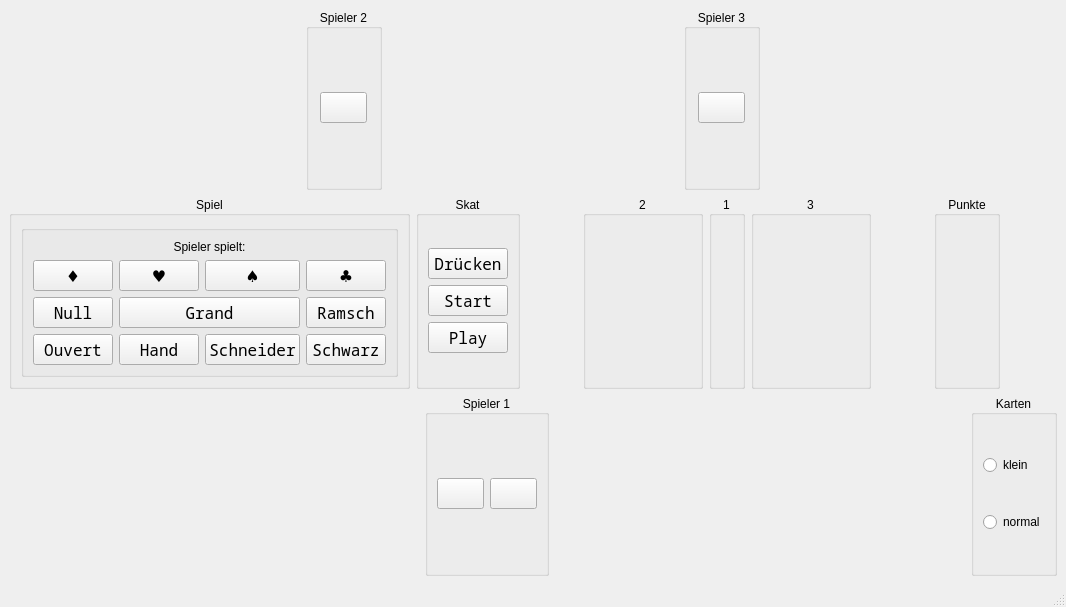
Above: src/table.ui from squawk7x/QuteSkatGame before the change. Below: the same form after it.
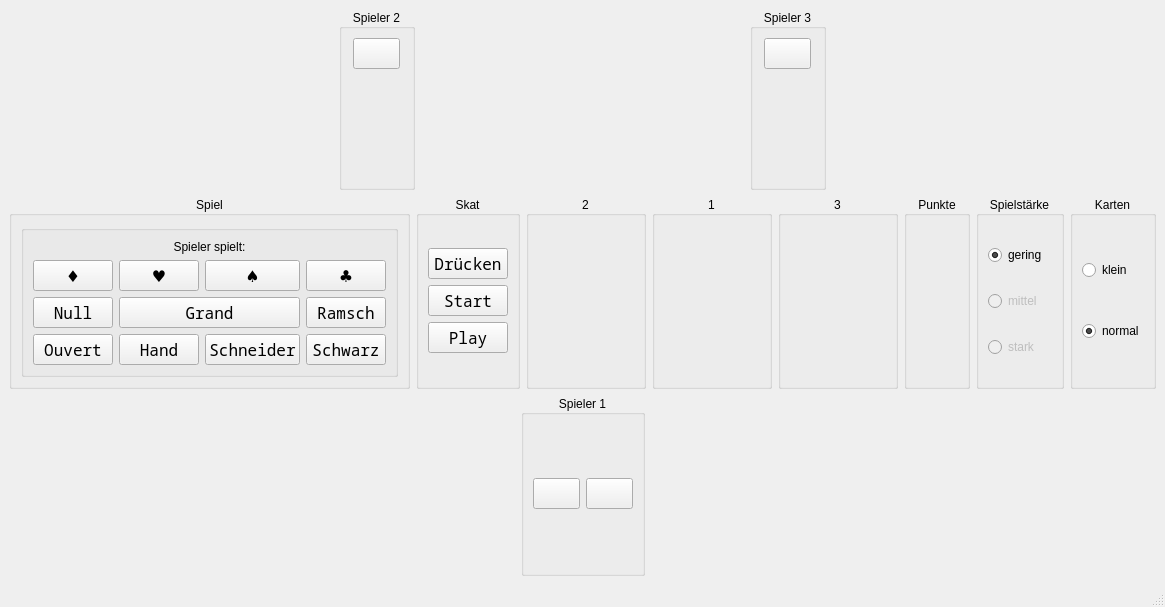
That is the form after the change.

Commit message: CardSize Normal / Small

```diff
--- a/src/table.ui
+++ b/src/table.ui
@@ -80,6 +80,22 @@
            </property>
           </widget>
          </item>
+         <item row="3" column="0">
+          <widget class="QLabel" name="lblHand2">
+           <property name="font">
+            <font>
+             <family>Noto Sans Mono</family>
+             <pointsize>12</pointsize>
+            </font>
+           </property>
+           <property name="text">
+            <string/>
+           </property>
+           <property name="alignment">
+            <set>Qt::AlignmentFlag::AlignCenter</set>
+           </property>
+          </widget>
+         </item>
         </layout>
        </widget>
       </item>
@@ -111,13 +127,6 @@
          <set>Qt::AlignmentFlag::AlignCenter</set>
         </property>
         <layout class="QGridLayout" name="gridLayout_5">
-         <item row="1" column="0">
-          <layout class="QHBoxLayout" name="gbPlayer3Layout">
-           <property name="spacing">
-            <number>6</number>
-           </property>
-          </layout>
-         </item>
          <item row="2" column="0">
           <widget class="QPushButton" name="pbBieten3">
            <property name="sizePolicy">
@@ -137,6 +146,29 @@
            </property>
           </widget>
          </item>
+         <item row="1" column="0">
+          <layout class="QHBoxLayout" name="gbPlayer3Layout">
+           <property name="spacing">
+            <number>6</number>
+           </property>
+          </layout>
+         </item>
+         <item row="3" column="0">
+          <widget class="QLabel" name="lblHand3">
+           <property name="font">
+            <font>
+             <family>Noto Sans Mono</family>
+             <pointsize>12</pointsize>
+            </font>
+           </property>
+           <property name="text">
+            <string/>
+           </property>
+           <property name="alignment">
+            <set>Qt::AlignmentFlag::AlignCenter</set>
+           </property>
+          </widget>
+         </item>
         </layout>
        </widget>
       </item>
@@ -550,7 +582,7 @@
           <number>0</number>
          </property>
          <property name="sizeConstraint">
-          <enum>QLayout::SizeConstraint::SetMinimumSize</enum>
+          <enum>QLayout::SizeConstraint::SetDefaultConstraint</enum>
          </property>
          <property name="leftMargin">
           <number>0</number>
@@ -642,6 +674,77 @@
         </layout>
        </widget>
       </item>
+      <item>
+       <widget class="QGroupBox" name="groupBox">
+        <property name="title">
+         <string>Spielstärke</string>
+        </property>
+        <property name="alignment">
+         <set>Qt::AlignmentFlag::AlignCenter</set>
+        </property>
+        <layout class="QVBoxLayout" name="verticalLayout_2">
+         <item>
+          <widget class="QRadioButton" name="rbKIgering">
+           <property name="text">
+            <string>gering</string>
+           </property>
+           <property name="checked">
+            <bool>true</bool>
+           </property>
+          </widget>
+         </item>
+         <item>
+          <widget class="QRadioButton" name="rbKImittel">
+           <property name="enabled">
+            <bool>false</bool>
+           </property>
+           <property name="text">
+            <string>mittel</string>
+           </property>
+          </widget>
+         </item>
+         <item>
+          <widget class="QRadioButton" name="rbKIstark">
+           <property name="enabled">
+            <bool>false</bool>
+           </property>
+           <property name="text">
+            <string>stark</string>
+           </property>
+          </widget>
+         </item>
+        </layout>
+       </widget>
+      </item>
+      <item>
+       <widget class="QGroupBox" name="gbCards">
+        <property name="title">
+         <string>Karten</string>
+        </property>
+        <property name="alignment">
+         <set>Qt::AlignmentFlag::AlignCenter</set>
+        </property>
+        <layout class="QVBoxLayout" name="verticalLayout">
+         <item>
+          <widget class="QRadioButton" name="rbSmall">
+           <property name="text">
+            <string>klein</string>
+           </property>
+          </widget>
+         </item>
+         <item>
+          <widget class="QRadioButton" name="rbNormal">
+           <property name="text">
+            <string>normal</string>
+           </property>
+           <property name="checked">
+            <bool>true</bool>
+           </property>
+          </widget>
+         </item>
+        </layout>
+       </widget>
+      </item>
       <item>
        <spacer name="horizontalSpacer_7">
         <property name="orientation">
@@ -698,7 +801,7 @@
           </layout>
          </item>
          <item row="0" column="0">
-          <widget class="QPushButton" name="pbBieten1">
+          <widget class="QPushButton" name="pbBieten">
            <property name="sizePolicy">
             <sizepolicy hsizetype="Fixed" vsizetype="Fixed">
              <horstretch>0</horstretch>
@@ -754,32 +857,6 @@
         </property>
        </spacer>
       </item>
-      <item>
-       <widget class="QGroupBox" name="gbCards">
-        <property name="title">
-         <string>Karten</string>
-        </property>
-        <property name="alignment">
-         <set>Qt::AlignmentFlag::AlignCenter</set>
-        </property>
-        <layout class="QVBoxLayout" name="verticalLayout">
-         <item>
-          <widget class="QRadioButton" name="rbSmall">
-           <property name="text">
-            <string>klein</string>
-           </property>
-          </widget>
-         </item>
-         <item>
-          <widget class="QRadioButton" name="rbNormal">
-           <property name="text">
-            <string>normal</string>
-           </property>
-          </widget>
-         </item>
-        </layout>
-       </widget>
-      </item>
      </layout>
     </item>
    </layout>
```
The commit also changes 4 other files.
